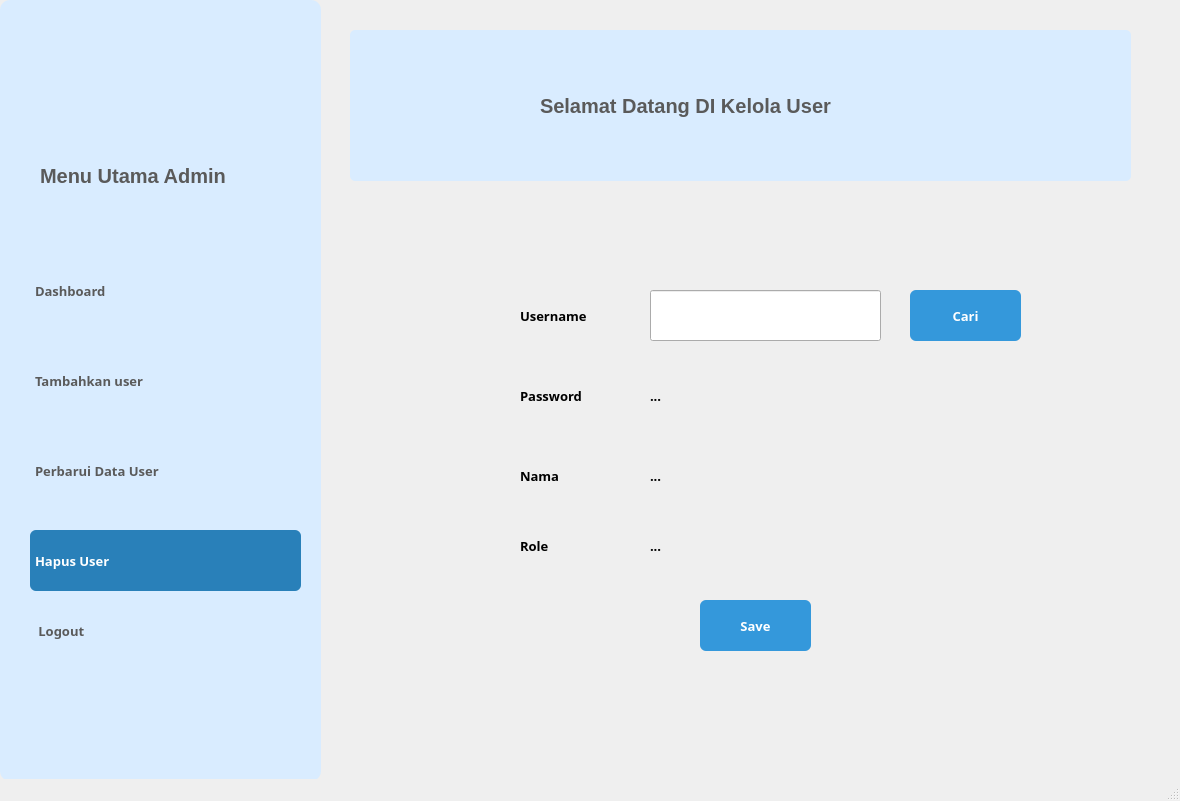
Qt form delete_user.ui (yssrl/penyewaan_console_python) before a commit.
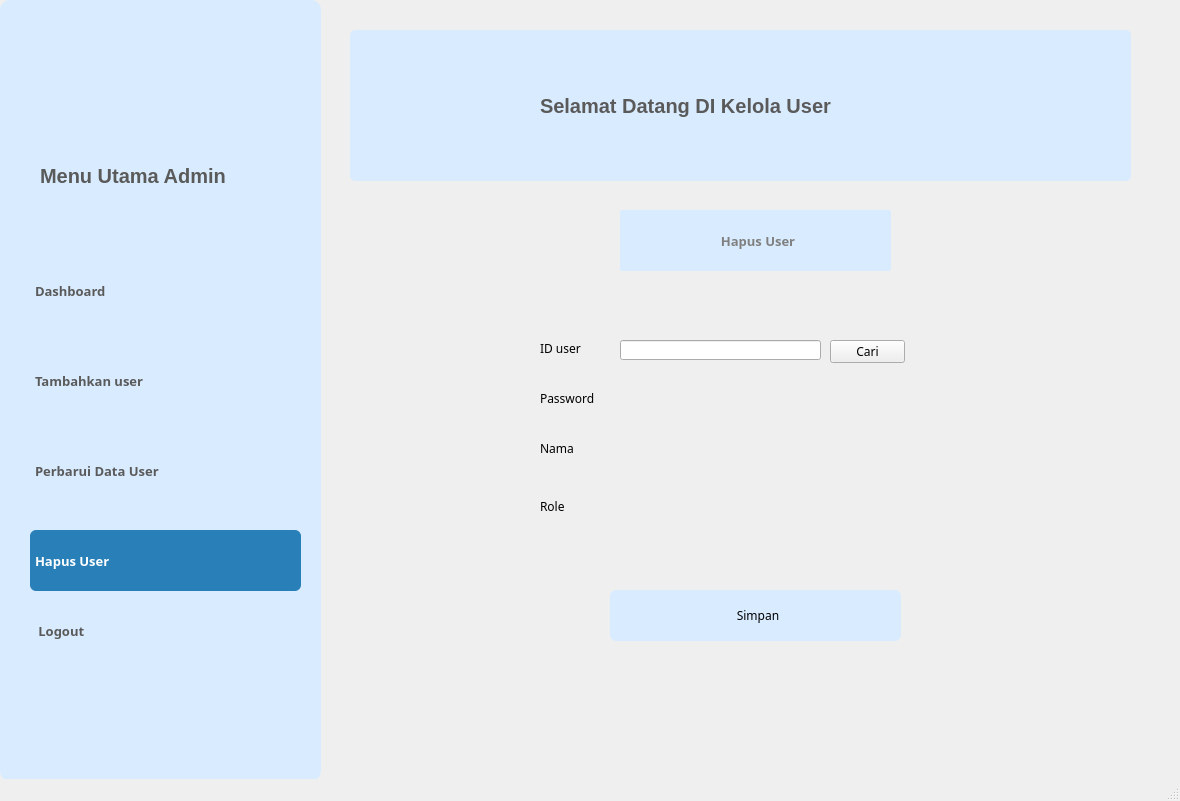
The same form after that commit. Icons and pictures are not drawn.

```diff
--- a/delete_user.ui
+++ b/delete_user.ui
@@ -371,249 +371,202 @@
      </property>
     </widget>
    </widget>
-   <widget class="QPushButton" name="pushButton_simpan">
-    <property name="geometry">
-     <rect>
-      <x>700</x>
-      <y>600</y>
-      <width>111</width>
-      <height>51</height>
-     </rect>
-    </property>
-    <property name="font">
-     <font>
-      <family>Mongolian Baiti</family>
-      <pointsize>10</pointsize>
-      <weight>75</weight>
-      <bold>true</bold>
-      <kerning>false</kerning>
-     </font>
-    </property>
-    <property name="styleSheet">
-     <string notr="true">QPushButton {
-    background-color: #3498db;   
-	color: white; 
-	border-radius: 6px;            
-}
-
-QPushButton:hover {
-    background-color: #2980b9;   
-}
-
-QPushButton:pressed {
-    background-color: #1c6690;  
-}
-</string>
-    </property>
-    <property name="text">
-     <string>Save</string>
-    </property>
-    <property name="default">
-     <bool>false</bool>
-    </property>
-    <property name="flat">
-     <bool>false</bool>
-    </property>
-   </widget>
-   <widget class="QLabel" name="label_nama">
-    <property name="geometry">
-     <rect>
-      <x>520</x>
-      <y>460</y>
-      <width>131</width>
-      <height>31</height>
-     </rect>
-    </property>
-    <property name="font">
-     <font>
-      <family>Mongolian Baiti</family>
-      <pointsize>10</pointsize>
-      <weight>75</weight>
-      <bold>true</bold>
-     </font>
-    </property>
-    <property name="text">
-     <string>Nama</string>
-    </property>
-   </widget>
    <widget class="QLabel" name="label_password">
     <property name="geometry">
      <rect>
-      <x>520</x>
-      <y>380</y>
-      <width>131</width>
-      <height>31</height>
+      <x>540</x>
+      <y>390</y>
+      <width>61</width>
+      <height>16</height>
      </rect>
     </property>
-    <property name="font">
-     <font>
-      <family>Mongolian Baiti</family>
-      <pointsize>10</pointsize>
-      <weight>75</weight>
-      <bold>true</bold>
-     </font>
-    </property>
     <property name="text">
      <string>Password</string>
     </property>
    </widget>
-   <widget class="QLabel" name="label_role">
-    <property name="geometry">
-     <rect>
-      <x>520</x>
-      <y>530</y>
-      <width>131</width>
-      <height>31</height>
-     </rect>
-    </property>
-    <property name="font">
-     <font>
-      <family>Mongolian Baiti</family>
-      <pointsize>10</pointsize>
-      <weight>75</weight>
-      <bold>true</bold>
-     </font>
-    </property>
-    <property name="text">
-     <string>Role</string>
-    </property>
-   </widget>
    <widget class="QLabel" name="label_username">
     <property name="geometry">
      <rect>
-      <x>520</x>
-      <y>300</y>
-      <width>81</width>
-      <height>31</height>
+      <x>540</x>
+      <y>340</y>
+      <width>51</width>
+      <height>16</height>
+     </rect>
+    </property>
+    <property name="text">
+     <string>ID user</string>
+    </property>
+   </widget>
+   <widget class="QPushButton" name="pushButton_simpan">
+    <property name="geometry">
+     <rect>
+      <x>610</x>
+      <y>590</y>
+      <width>291</width>
+      <height>51</height>
+     </rect>
+    </property>
+    <property name="styleSheet">
+     <string notr="true">QPushButton {
+    background-color: #d9ecff;   
+	color: black; 
+	border-radius: 6px;            
+}
+
+QPushButton:hover {
+    background-color: #2980b9;  
+	color: white; 
+}
+
+QPushButton {
+    text-align: center;
+    vertical-align: middle; 
+    padding-left: 5px; 
+}
+
+</string>
+    </property>
+    <property name="text">
+     <string>Simpan</string>
+    </property>
+   </widget>
+   <widget class="QLabel" name="label_level">
+    <property name="geometry">
+     <rect>
+      <x>540</x>
+      <y>500</y>
+      <width>47</width>
+      <height>13</height>
+     </rect>
+    </property>
+    <property name="text">
+     <string>Role</string>
+    </property>
+   </widget>
+   <widget class="QLineEdit" name="lineEdit_Nama">
+    <property name="geometry">
+     <rect>
+      <x>620</x>
+      <y>340</y>
+      <width>201</width>
+      <height>20</height>
+     </rect>
+    </property>
+   </widget>
+   <widget class="QLabel" name="label_nama">
+    <property name="geometry">
+     <rect>
+      <x>540</x>
+      <y>440</y>
+      <width>61</width>
+      <height>16</height>
+     </rect>
+    </property>
+    <property name="text">
+     <string>Nama</string>
+    </property>
+   </widget>
+   <widget class="QPushButton" name="pushButton_2">
+    <property name="enabled">
+     <bool>true</bool>
+    </property>
+    <property name="geometry">
+     <rect>
+      <x>620</x>
+      <y>210</y>
+      <width>271</width>
+      <height>61</height>
      </rect>
     </property>
     <property name="font">
      <font>
-      <family>Mongolian Baiti</family>
+      <family>Microsoft New Tai Lue</family>
       <pointsize>10</pointsize>
       <weight>75</weight>
       <bold>true</bold>
      </font>
     </property>
+    <property name="contextMenuPolicy">
+     <enum>Qt::DefaultContextMenu</enum>
+    </property>
+    <property name="layoutDirection">
+     <enum>Qt::LeftToRight</enum>
+    </property>
+    <property name="styleSheet">
+     <string notr="true">QPushButton {
+    background-color: #d9ecff;
+	color: grey; 
+	border-radius: 2px;         
+}
+
+QPushButton {
+    text-align: center;
+    vertical-align: middle; 
+    padding-left: 5px; 
+}
+</string>
+    </property>
     <property name="text">
-     <string>Username</string>
+     <string>Hapus User</string>
+    </property>
+    <property name="icon">
+     <iconset>
+      <normaloff>C:/Users/ASUS/Downloads/dashboard.png</normaloff>C:/Users/ASUS/Downloads/dashboard.png</iconset>
+    </property>
+    <property name="autoDefault">
+     <bool>false</bool>
     </property>
    </widget>
    <widget class="QPushButton" name="pushButton_cari">
     <property name="geometry">
      <rect>
-      <x>910</x>
-      <y>290</y>
-      <width>111</width>
-      <height>51</height>
+      <x>830</x>
+      <y>340</y>
+      <width>75</width>
+      <height>23</height>
      </rect>
     </property>
-    <property name="font">
-     <font>
-      <family>Mongolian Baiti</family>
-      <pointsize>10</pointsize>
-      <weight>75</weight>
-      <bold>true</bold>
-      <kerning>false</kerning>
-     </font>
-    </property>
-    <property name="styleSheet">
-     <string notr="true">QPushButton {
-    background-color: #3498db;   
-	color: white; 
-	border-radius: 6px;            
-}
-
-QPushButton:hover {
-    background-color: #2980b9;   
-}
-
-QPushButton:pressed {
-    background-color: #1c6690;  
-}
-</string>
-    </property>
     <property name="text">
      <string>Cari</string>
     </property>
-    <property name="default">
-     <bool>false</bool>
+   </widget>
+   <widget class="QLabel" name="label_isiLevel">
+    <property name="geometry">
+     <rect>
+      <x>620</x>
+      <y>500</y>
+      <width>201</width>
+      <height>16</height>
+     </rect>
     </property>
-    <property name="flat">
-     <bool>false</bool>
+    <property name="text">
+     <string/>
     </property>
    </widget>
    <widget class="QLabel" name="label_isiPassword">
     <property name="geometry">
      <rect>
-      <x>650</x>
-      <y>370</y>
-      <width>231</width>
-      <height>51</height>
+      <x>620</x>
+      <y>390</y>
+      <width>201</width>
+      <height>16</height>
      </rect>
     </property>
-    <property name="font">
-     <font>
-      <family>Mongolian Baiti</family>
-      <pointsize>10</pointsize>
-      <weight>75</weight>
-      <bold>true</bold>
-     </font>
-    </property>
     <property name="text">
-     <string>...</string>
+     <string/>
     </property>
    </widget>
    <widget class="QLabel" name="label_isiNama">
     <property name="geometry">
      <rect>
-      <x>650</x>
-      <y>450</y>
-      <width>231</width>
-      <height>51</height>
+      <x>620</x>
+      <y>440</y>
+      <width>201</width>
+      <height>16</height>
      </rect>
     </property>
-    <property name="font">
-     <font>
-      <family>Mongolian Baiti</family>
-      <pointsize>10</pointsize>
-      <weight>75</weight>
-      <bold>true</bold>
-     </font>
-    </property>
     <property name="text">
-     <string>...</string>
-    </property>
-   </widget>
-   <widget class="QLabel" name="label_isiRole">
-    <property name="geometry">
-     <rect>
-      <x>650</x>
-      <y>520</y>
-      <width>231</width>
-      <height>51</height>
-     </rect>
-    </property>
-    <property name="font">
-     <font>
-      <family>Mongolian Baiti</family>
-      <pointsize>10</pointsize>
-      <weight>75</weight>
-      <bold>true</bold>
-     </font>
-    </property>
-    <property name="text">
-     <string>...</string>
-    </property>
-   </widget>
-   <widget class="QLineEdit" name="lineEdit_isiUsername">
-    <property name="geometry">
-     <rect>
-      <x>650</x>
-      <y>290</y>
-      <width>231</width>
-      <height>51</height>
-     </rect>
+     <string/>
     </property>
    </widget>
   </widget>
```
Left out of the diff: 12 changed lines with no effect on the pictures.
